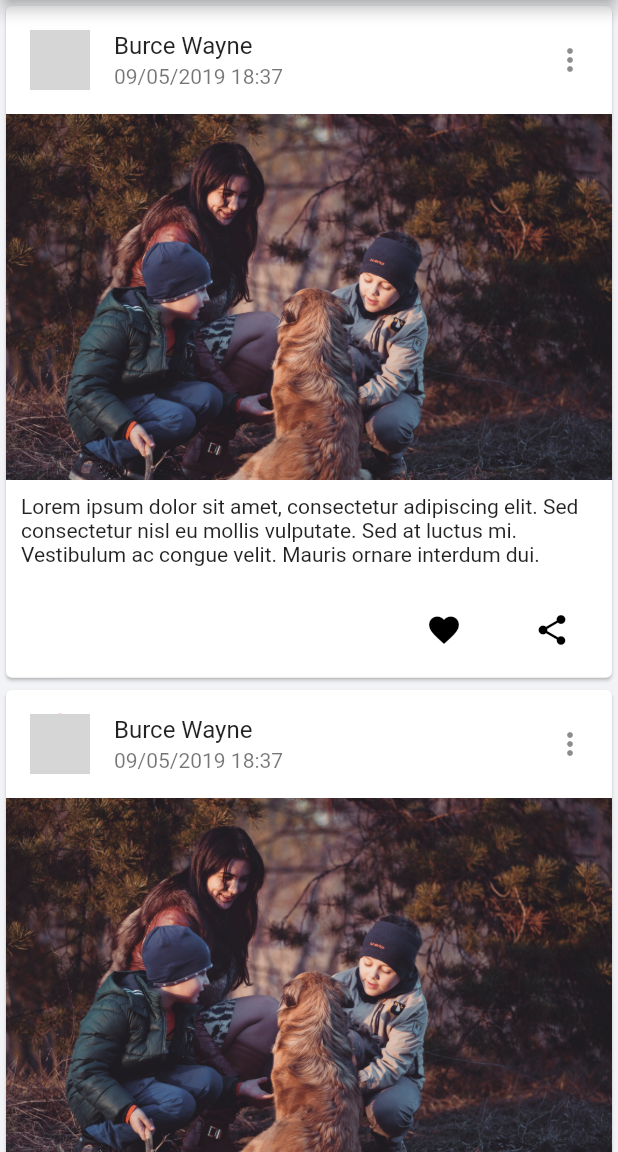
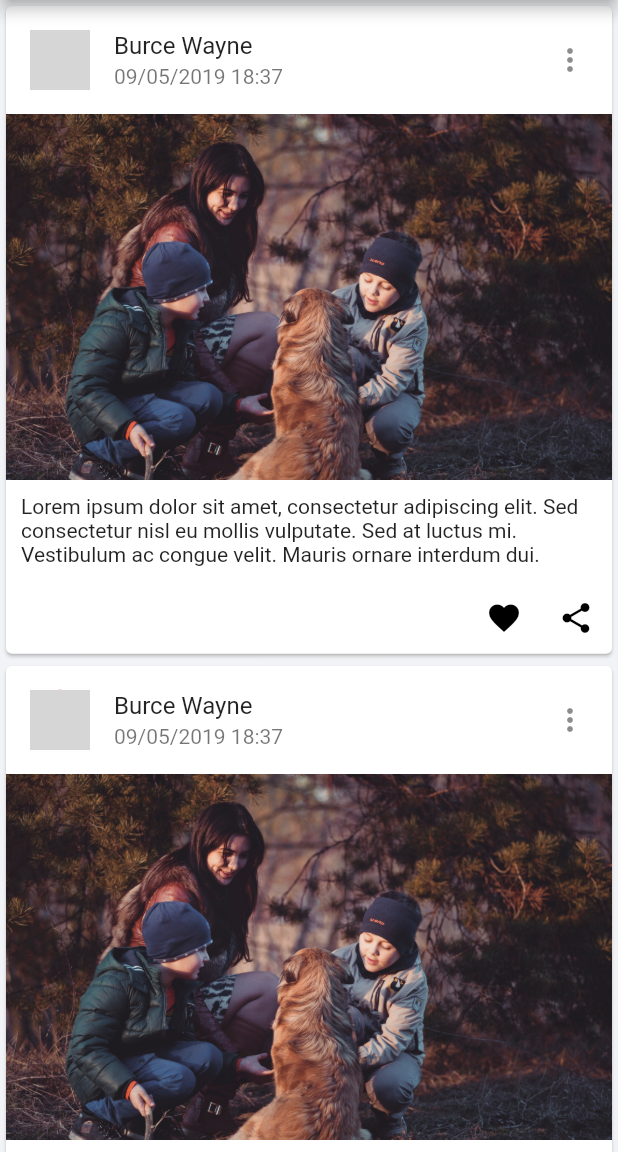
Before and after one commit to salvadormarcos/estudos-dart-flutter, a Flutter app: the HomePage screen opened directly, on a phone screen of 412 x 824 dp, the part 84-1236 px from its top. Run offline on Flutter 3.47's test engine with Material 2 defaults, Android fonts, the phone set to English and light mode, and no system bars; our stand-ins replace shared_preferences; accounts and stored records are empty; network calls fail; grey boxes are pictures that could not be loaded.

Commit message:
Reduzido espaçamento entre os icones do botão

```diff
--- a/flutter/layouts/lib/pages/home.page.dart
+++ b/flutter/layouts/lib/pages/home.page.dart
@@ -72,6 +72,9 @@ Widget cardItem() {
           child: Text('Lorem ipsum dolor sit amet, consectetur adipiscing elit. Sed consectetur nisl eu mollis vulputate. Sed at luctus mi. Vestibulum ac congue velit. Mauris ornare interdum dui.'),
         ),
         ButtonBar(
+          // alignment: MainAxisAlignment.start,
+          buttonPadding: EdgeInsets.zero,
+          buttonMinWidth: 0,
           children: <Widget>[
             FlatButton(
               child: Icon(Icons.favorite),
```
